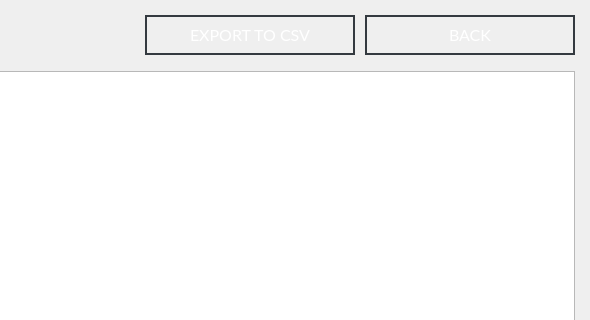
First picture: the form in src/gui/ui/transactionsframe.ui, repository ConcealNetwork/conceal-desktop, before the edit; both pictures show x 680 to 1270 and y 0 to 320 of the 1270 by 700 pixel window.
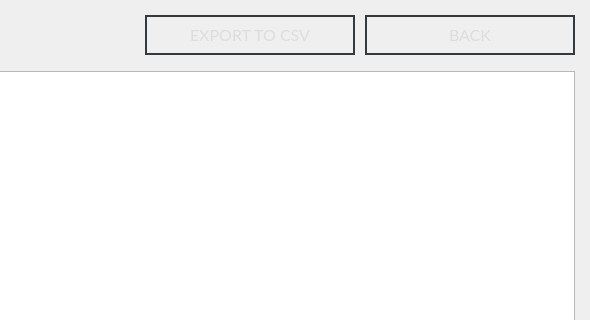
Second picture: the form after the edit. Icons and pictures are not drawn.

Commit message: osx font size test

Patch:
```diff
--- a/src/gui/ui/transactionsframe.ui
+++ b/src/gui/ui/transactionsframe.ui
@@ -178,7 +178,7 @@
         </font>
        </property>
        <property name="styleSheet">
-        <string notr="true">color: white; border: 2px solid #343a40; font-size: 16px;</string>
+        <string notr="true">color: #ddd; border: 2px solid #343a40; font-size: 16px;</string>
        </property>
        <property name="text">
         <string>EXPORT TO CSV</string>
@@ -206,7 +206,7 @@
         </font>
        </property>
        <property name="styleSheet">
-        <string notr="true">color: white; border: 2px solid #343a40; font-size: 16px;</string>
+        <string notr="true">color: #ddd; border: 2px solid #343a40; font-size: 16px;</string>
        </property>
        <property name="text">
         <string>BACK</string>
```
Left out of the diff: 15 changed lines with no effect on the pictures. The commit also changes 1 other file.
